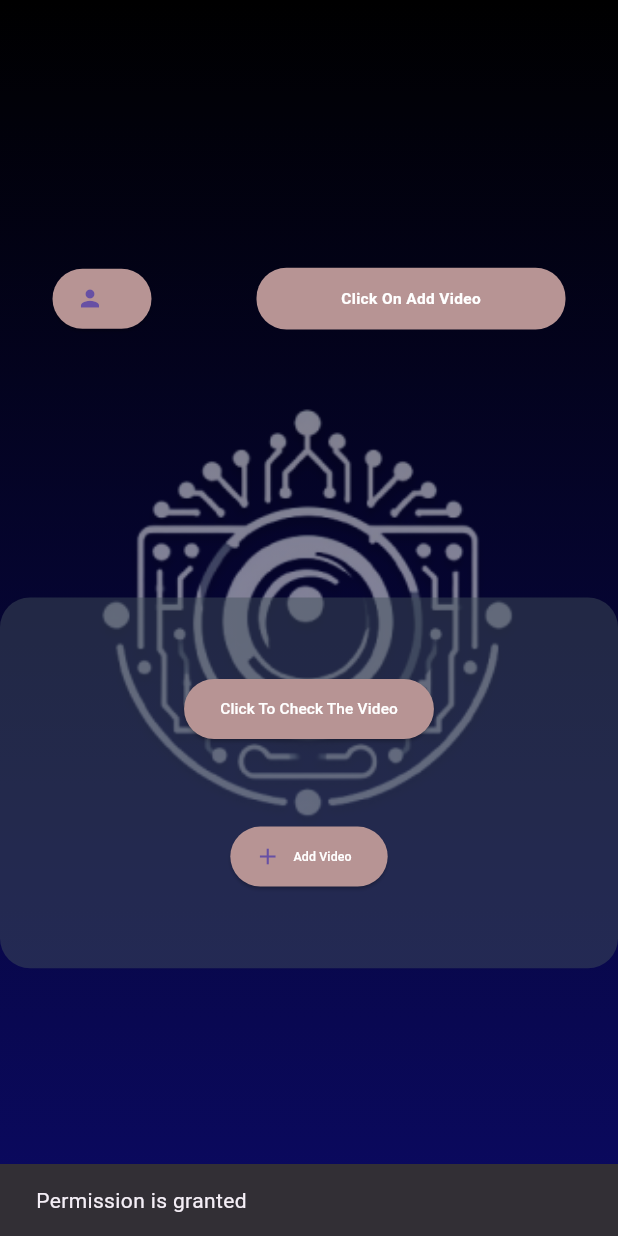
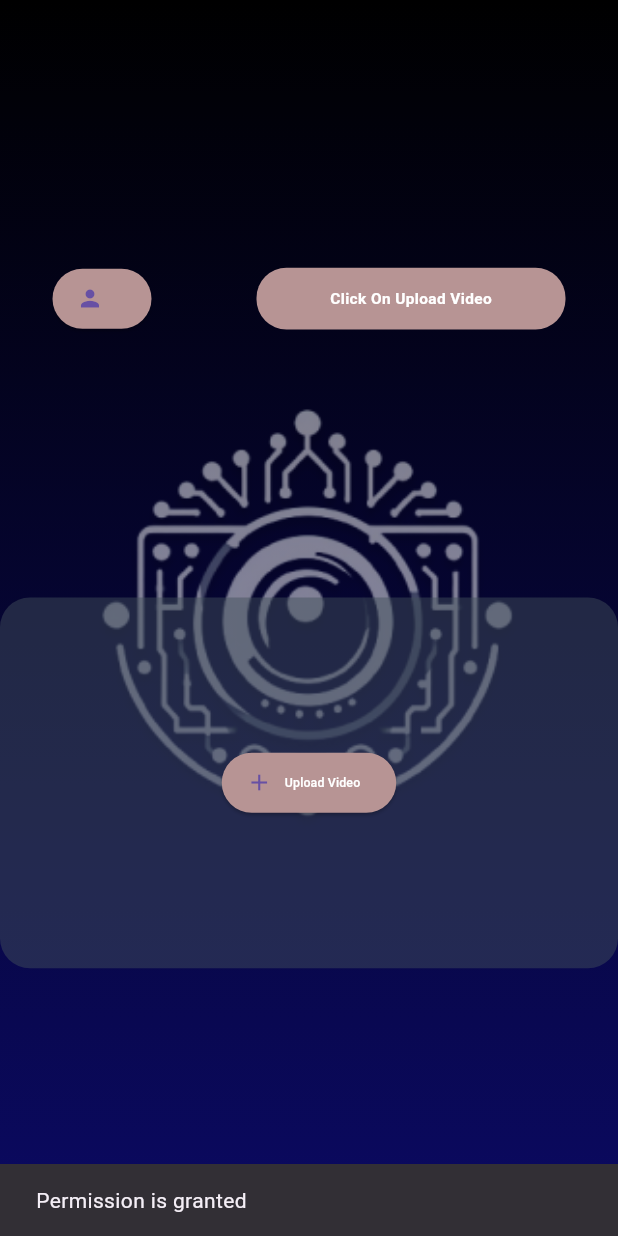
Before and after one commit to 01Bisheshwar/6th_Semester_App, a Flutter app: the Home screen opened directly with empty values, on a phone screen of 412 x 824 dp. Run offline on Flutter 3.47's test engine with Material 3 defaults, Android fonts, the light colour scheme and no system bars; drawn by our look-alikes of animated_text_kit; our stand-ins replace file_picker, image_cropper, image_gallery_saver, permission_handler, video_player.

Commit message:
Update home.dart

```diff
--- a/lib/home.dart
+++ b/lib/home.dart
@@ -21,10 +21,12 @@ class Home extends StatefulWidget {
 
 class MyApp extends State<Home> with TickerProviderStateMixin {
   late AnimationController animationController;
+  static bool has_uploaded = false;
   static bool showIndicator = false;
   static bool myPermissionstatus = false;
   static bool download = false;
   static bool process = false;
+  static String add_change_video = "Upload Video";
   //Profile picture
   static PlatformFile? myDp;
 
@@ -142,6 +144,7 @@ class MyApp extends State<Home> with TickerProviderStateMixin {
           .showSnackBar(SnackBar(content: Text("Video uploading....")));
       if (backup != null && backup!.path != null) {
         setState(() {
+          process = false;
           showIndicator = true;
           animationController.value = 0.0;
           animationController.forward();
@@ -296,7 +299,7 @@ class MyApp extends State<Home> with TickerProviderStateMixin {
                                   children: <Widget>[
                                     SimpleDialogOption(
                                       onPressed: null,
-                                      child: Center(child: Text('Click On Add Video'),),
+                                      child: Center(child: Text('Click On Upload Video'),),
                                     ),
                                     SimpleDialogOption(
                                       onPressed: null,
@@ -326,7 +329,7 @@ class MyApp extends State<Home> with TickerProviderStateMixin {
                                 child: AnimatedTextKit(
                               animatedTexts: [
                                 TyperAnimatedText(
-                                  'Click On Add Video',
+                                  'Click On Upload Video',
                                   textStyle: TextStyle(
                                     color: textColor,
                                     fontSize:
@@ -382,6 +385,7 @@ class MyApp extends State<Home> with TickerProviderStateMixin {
                 child: Column(
                   mainAxisAlignment: MainAxisAlignment.spaceEvenly,
                   children: [
+                    if(has_uploaded)
                       Flexible(
                         child: ElevatedButton(
                           style: ElevatedButton.styleFrom(
@@ -414,13 +418,15 @@ class MyApp extends State<Home> with TickerProviderStateMixin {
                         onPressed: () {
                           if (myPermissionstatus) {
                             fetchData();
+                            add_change_video = "Change Video";
+                            has_uploaded = true;
                           } else {
                             requestPermission(Permission.videos, context);
                           }
                         }, // No action is performed when pressed
                         icon: Icon(Icons.add),
                         label: Text(
-                          'Add Video',
+                          add_change_video,
                           style: TextStyle(
                             color: textColor,
                             fontSize: screenSize.width < screenSize.height
```
Lines whose indentation alone changed are shown as unchanged.
